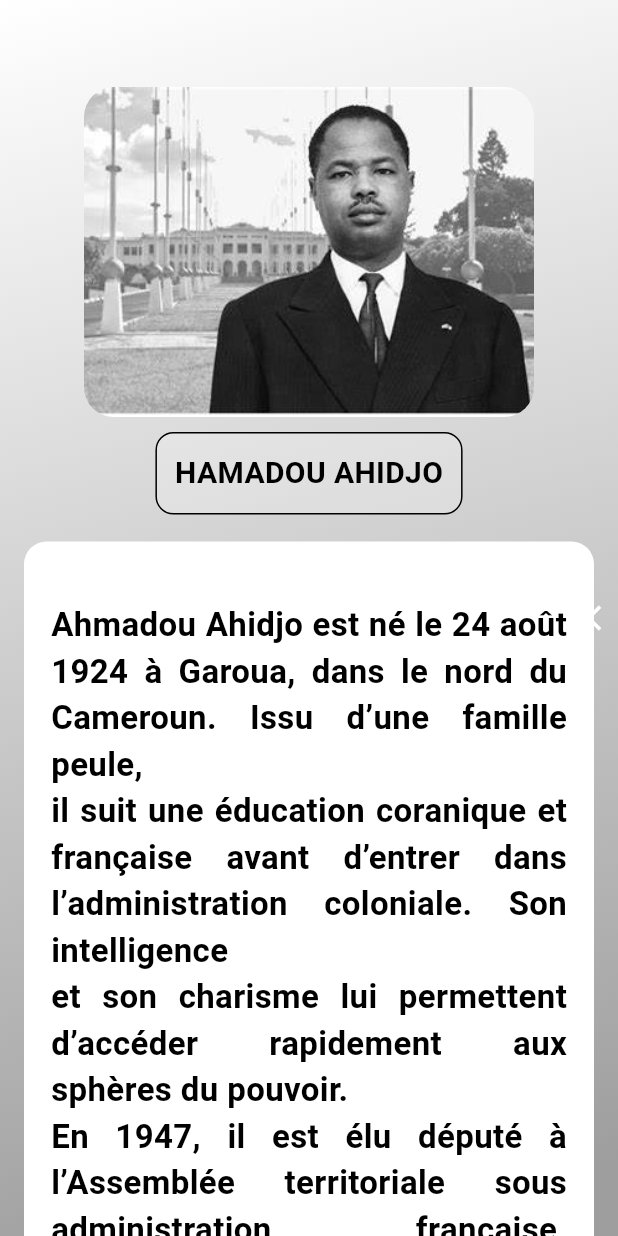
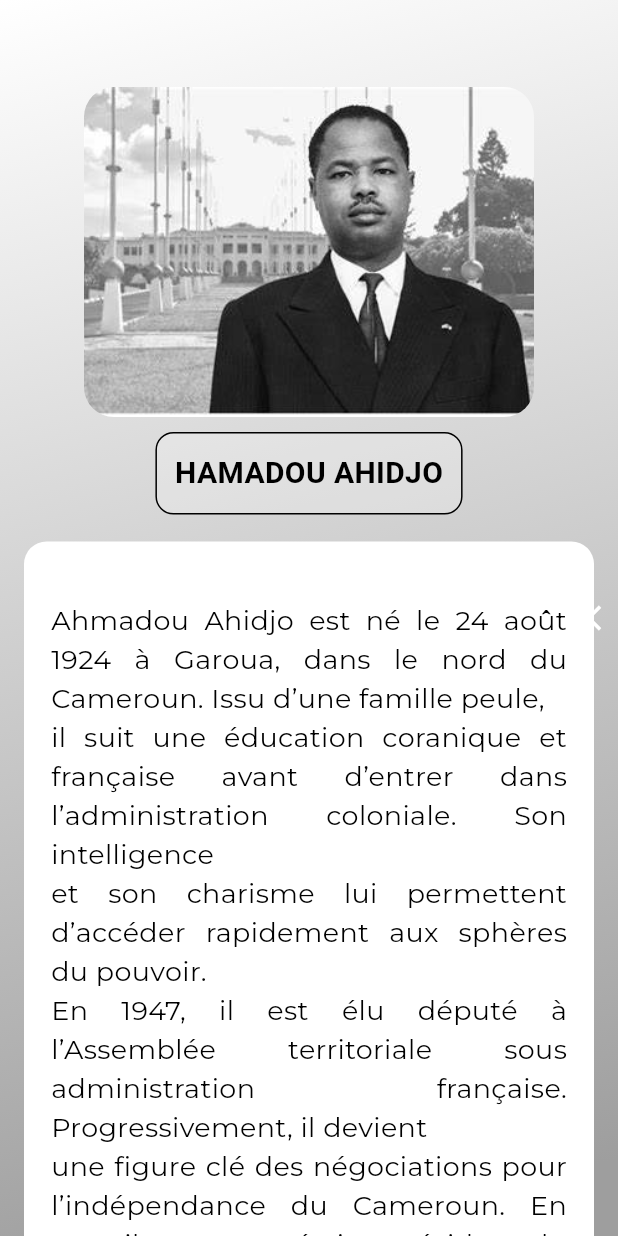
Before and after one commit to Idriss-rayan/familyquiz, a Flutter app: the Doc screen opened directly, swiped to page 3, on a phone screen of 412 x 824 dp. Run offline on Flutter 3.47's test engine with Material 3 defaults, Android fonts, the phone set to English and light mode, and no system bars; drawn by our look-alikes of liquid_swipe; our stand-ins replace flutter_svg, get, google_fonts, websafe_svg.

Commit message:
change font

```diff
--- a/lib/documentation/doc.dart
+++ b/lib/documentation/doc.dart
@@ -121,13 +121,12 @@ class Doc extends StatelessWidget {
                 borderRadius: BorderRadius.circular(12),
                 border: Border.all(color: Colors.black),
               ),
-              child: Text(
-                name,
-                style: TextStyle(
+              child: Text(name,
+                  style: GoogleFonts.comicNeue(
                     fontSize: 20,
                     fontWeight: FontWeight.bold,
-                    color: Colors.black),
-              ),
+                    color: Colors.black,
+                  )),
             ),
             SizedBox(height: 10),
             Padding(
@@ -141,9 +140,9 @@ class Doc extends StatelessWidget {
                 ),
                 child: Text(
                   text,
-                  style: GoogleFonts.comicNeue(
-                    fontSize: 22,
-                    fontWeight: FontWeight.bold,
+                  style: GoogleFonts.montserrat(
+                    fontSize: 18,
+                    fontWeight: FontWeight.w400,
                     color: Colors.black,
                   ),
                   textAlign: TextAlign.justify,
```
